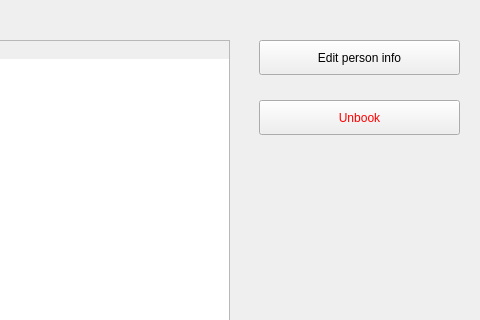
This is flightinfo.ui in gudmunduro/cppLokaverkefni as Qt 5 draws it before an edit; both pictures show x 471 to 951 and y 0 to 320 of the 951 by 426 pixel window. The edited form follows.
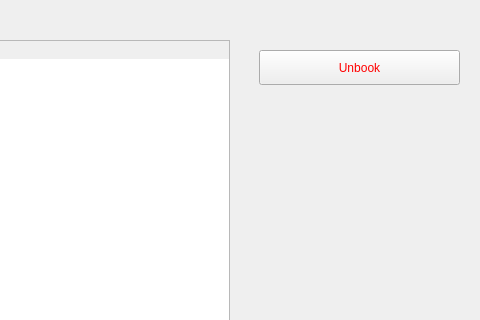
This is the edited form.

Diff of the .ui file:
```diff
--- a/flightinfo.ui
+++ b/flightinfo.ui
@@ -56,24 +56,11 @@
     <string>Book on flight</string>
    </property>
   </widget>
-  <widget class="QPushButton" name="editPersonButton">
-   <property name="geometry">
-    <rect>
-     <x>730</x>
-     <y>40</y>
-     <width>201</width>
-     <height>35</height>
-    </rect>
-   </property>
-   <property name="text">
-    <string>Edit person info</string>
-   </property>
-  </widget>
   <widget class="QPushButton" name="unbookButton">
    <property name="geometry">
     <rect>
      <x>730</x>
-     <y>100</y>
+     <y>50</y>
      <width>201</width>
      <height>35</height>
     </rect>
```
